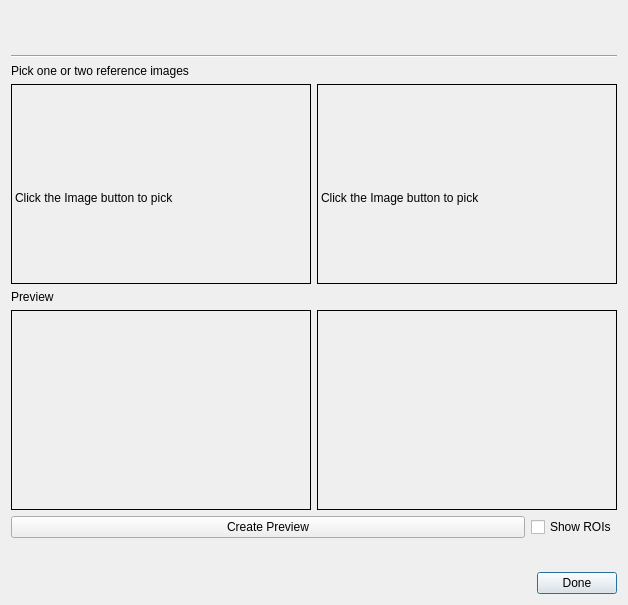
Qt form Application/ui/AnalysisPreviewDialog.ui (rayngrowingsystems/RVS_Analytics) before a commit.
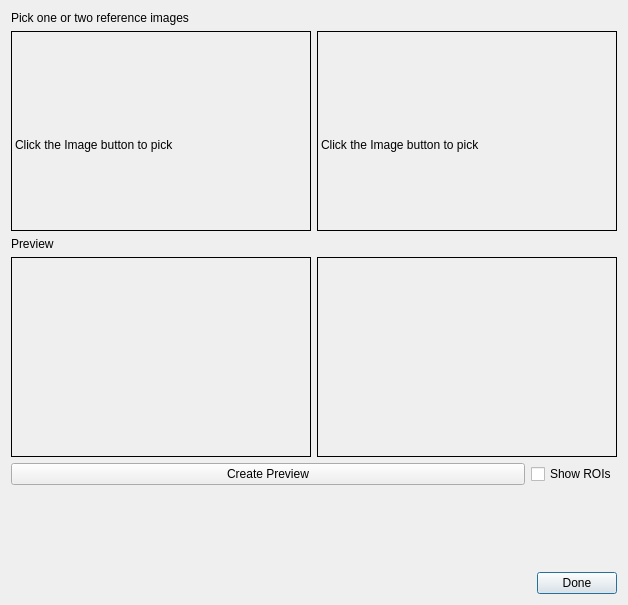
The same form after that commit. Custom widgets are drawn as their Qt base class.

Commit message:
RAYNCAMANA-348: Preliminary zoom ui
Roi in zoom mode not yet implemented

Patch:
```diff
--- a/Application/ui/AnalysisPreviewDialog.ui
+++ b/Application/ui/AnalysisPreviewDialog.ui
@@ -21,34 +21,7 @@
   </property>
   <layout class="QGridLayout" name="gridLayout_3">
    <item row="0" column="0">
-    <layout class="QVBoxLayout" name="verticalLayout" stretch="0,0,0,0,0,0,0,0,1">
-     <item>
-      <widget class="QLabel" name="script_label">
-       <property name="font">
-        <font>
-         <pointsize>12</pointsize>
-         <bold>true</bold>
-        </font>
-       </property>
-       <property name="text">
-        <string/>
-       </property>
-      </widget>
-     </item>
-     <item>
-      <widget class="QLabel" name="script_description">
-       <property name="text">
-        <string/>
-       </property>
-      </widget>
-     </item>
-     <item>
-      <widget class="Line" name="line">
-       <property name="orientation">
-        <enum>Qt::Horizontal</enum>
-       </property>
-      </widget>
-     </item>
+    <layout class="QVBoxLayout" name="verticalLayout" stretch="0,0,0,0,0,1">
      <item>
       <widget class="QLabel" name="label">
        <property name="text">
```
The commit also changes 7 other files.
